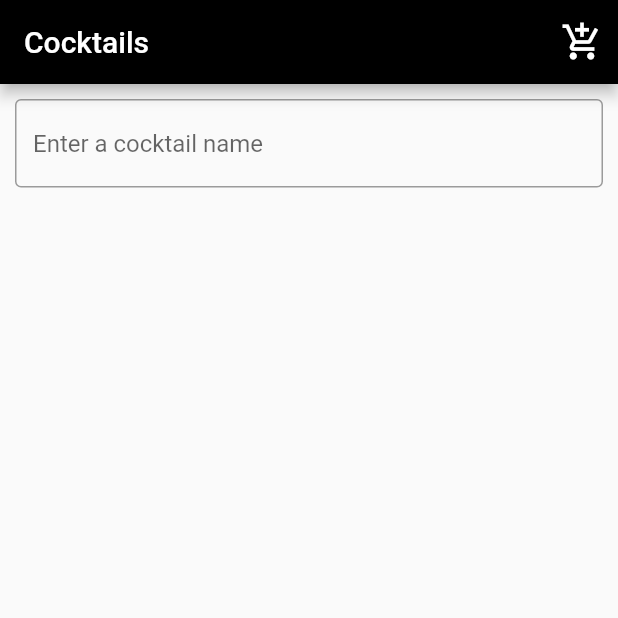
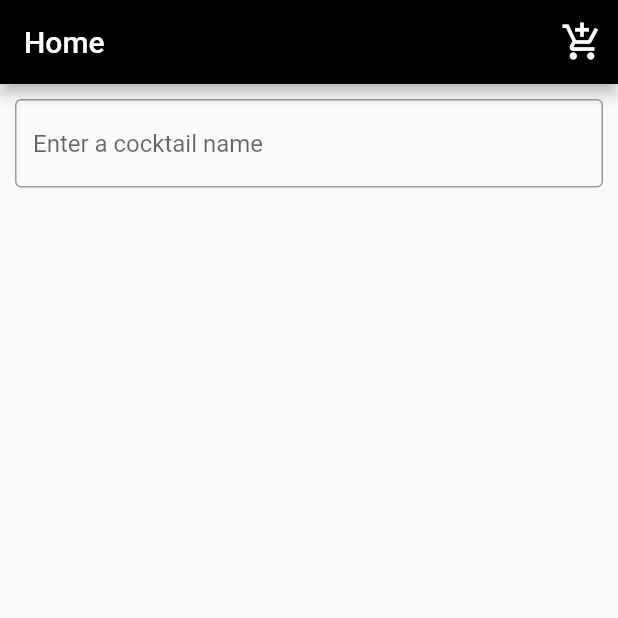
Before and after one commit to elvedroid/cocktails-app, a Flutter app: the screen it shows after launch, on a phone screen of 412 x 824 dp, the top half of it. Run offline on Flutter 3.47's test engine with Material 2 defaults, Android fonts, the light colour scheme and no system bars; network calls fail; Roboto replaces fonts that are missing (ComicSansMS); statements that could not run were skipped.

Commit message:
Navigation titles and pop navigation.

```diff
--- a/lib/main.dart
+++ b/lib/main.dart
@@ -1,3 +1,5 @@
+import 'dart:collection';
+
 import 'package:cocktail_app/feature/bottom_navigation/bottom_navigation.dart';
 import 'package:cocktail_app/feature/bottom_navigation/bottom_navigator.dart';
 import 'package:flutter/material.dart';
@@ -11,7 +13,7 @@ class MyApp extends StatelessWidget {
         title: 'Cocktail app',
         theme: ThemeData(
             primarySwatch: primaryBlack, textTheme: Typography().white),
-        home: MyHomePage(title: 'Cocktails'));
+        home: MyHomePage());
   }
 }
 
@@ -33,9 +35,7 @@ const MaterialColor primaryBlack = MaterialColor(
 const int _blackPrimaryValue = 0xFF000000;
 
 class MyHomePage extends StatefulWidget {
-  MyHomePage({Key key, this.title}) : super(key: key);
-
-  final String title;
+  MyHomePage({Key key}) : super(key: key);
 
   @override
   _MyHomePageState createState() => _MyHomePageState();
@@ -43,6 +43,24 @@ class MyHomePage extends StatefulWidget {
 
 class _MyHomePageState extends State<MyHomePage> {
   int _selectedIndex = 0;
+  List<Queue> _titles;
+
+  String _appBarTitle = "Home";
+
+  @override
+  void initState() {
+    super.initState();
+    Queue homeStack = Queue();
+    homeStack.addLast("Home");
+    Queue explreStack = Queue();
+    explreStack.addLast("Explore");
+    Queue favStack = Queue();
+    favStack.addLast("Favorite");
+    Queue moreStack = Queue();
+    moreStack.addLast("More");
+    _titles = [homeStack, explreStack, favStack, moreStack];
+  }
+
   Map<int, GlobalKey<NavigatorState>> navigatorKeys = {
     0: GlobalKey<NavigatorState>(),
     1: GlobalKey<NavigatorState>(),
@@ -52,18 +70,51 @@ class _MyHomePageState extends State<MyHomePage> {
   void _onItemTapped(int index) {
     setState(() {
       _selectedIndex = index;
+      _appBarTitle = _titles[index].last;
+    });
+  }
+
+  void _onChangedTitle(int index, String title) {
+    setState(() {
+      _titles[index].addLast(title);
+      _appBarTitle = _titles[index].last;
+    });
+  }
+
+  void _removeTitle() {
+    setState(() {
+      _titles[_selectedIndex].removeLast();
+      _appBarTitle = _titles[_selectedIndex].last;
     });
   }
 
   @override
   Widget build(BuildContext context) {
     return WillPopScope(
-      onWillPop: () async =>
-          !await navigatorKeys[_selectedIndex].currentState.maybePop(),
+      onWillPop: () async {
+        bool popped =
+            await navigatorKeys[_selectedIndex].currentState.maybePop();
+        if (popped) {
+          _removeTitle();
+        }
+        return !popped;
+      },
       child: Scaffold(
         appBar: AppBar(
           title:
-              Text(widget.title, style: TextStyle(fontFamily: 'ComicSansMS')),
+              Text(_appBarTitle, style: TextStyle(fontFamily: 'ComicSansMS')),
+          leading: _titles[_selectedIndex].length > 1
+              ? IconButton(
+                  icon: Icon(Icons.arrow_back),
+                  onPressed: () async {
+                    bool popped = await navigatorKeys[_selectedIndex]
+                        .currentState
+                        .maybePop();
+                    if (popped) {
+                      _removeTitle();
+                    }
+                  })
+              : null,
           actions: <Widget>[
             new IconButton(
               icon: new Icon(Icons.add_shopping_cart),
@@ -101,6 +152,7 @@ class _MyHomePageState extends State<MyHomePage> {
       child: BottomNavigator(
         navigatorKey: navigatorKeys[selectedIndex],
         selectedIndex: selectedIndex,
+        changeTitle: (title) => _onChangedTitle(selectedIndex, title),
       ),
     );
   }
```
Also changed, not shown: lib/feature/bottom_navigation/bottom_navigator.dart (+14 -8 lines), lib/feature/drinks_by_category/drinks_by_category.dart (+7 -10 lines), lib/feature/explore_coctails/explore_coctails.dart (+5 -9 lines).
